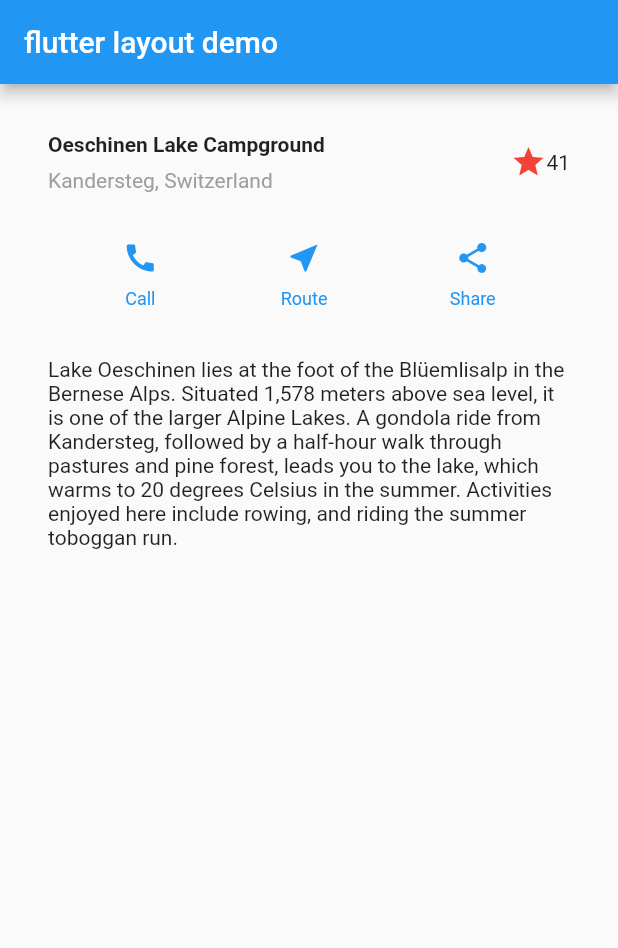
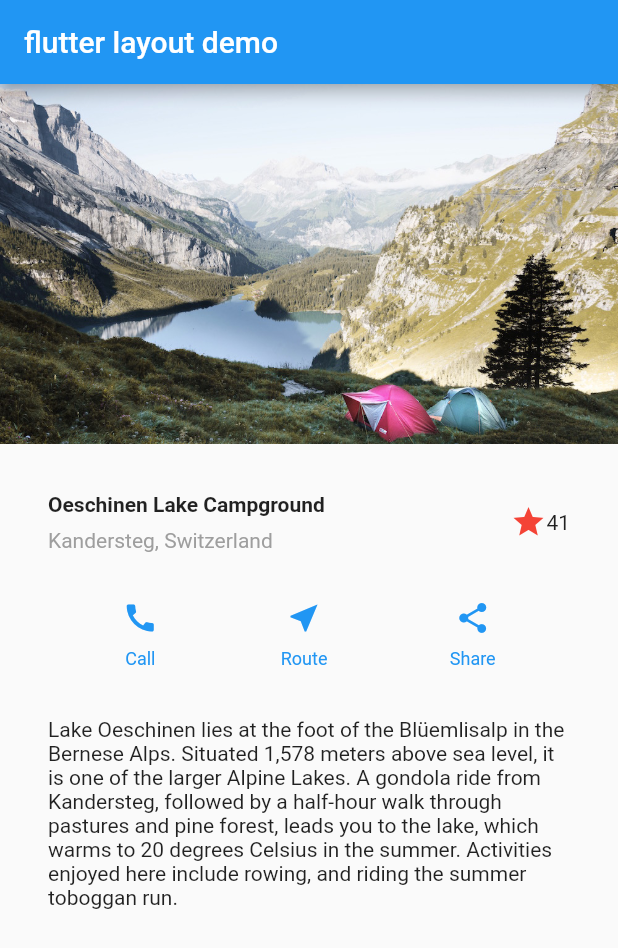
Before and after one commit to murillo0824/Flutter-tutorial, a Flutter app: the screen it shows after launch, on a phone screen of 412 x 824 dp. Shown: the top 948 px of the screen. Run offline on Flutter 3.47's test engine with Material 2 defaults, Android fonts, the light colour scheme and no system bars.

Commit message:
flutter tutorial make own layout for flutter

```diff
--- a/lib/main.dart
+++ b/lib/main.dart
@@ -77,8 +77,18 @@
         appBar: AppBar(
           title: const Text('flutter layout demo'),
         ),
-        body: Column(
-          children: [titleSection, buttonSection, textSection],
+        body: ListView(
+          children: [
+            Image.asset(
+              'images/lake.jpg',
+              width: 600,
+              height: 240,
+              fit: BoxFit.cover,
+            ),
+            titleSection,
+            buttonSection,
+            textSection,
+          ],
         ),
       ),
     );
--- a/pubspec.yaml
+++ b/pubspec.yaml
@@ -56,6 +56,8 @@ flutter:
   # included with your application, so that you can use the icons in
   # the material Icons class.
   uses-material-design: true
+  assets:
+    - images/lake.jpg
 
   # To add assets to your application, add an assets section, like this:
   # assets:
```
Also changed, not shown: images/lake.jpg (added).
